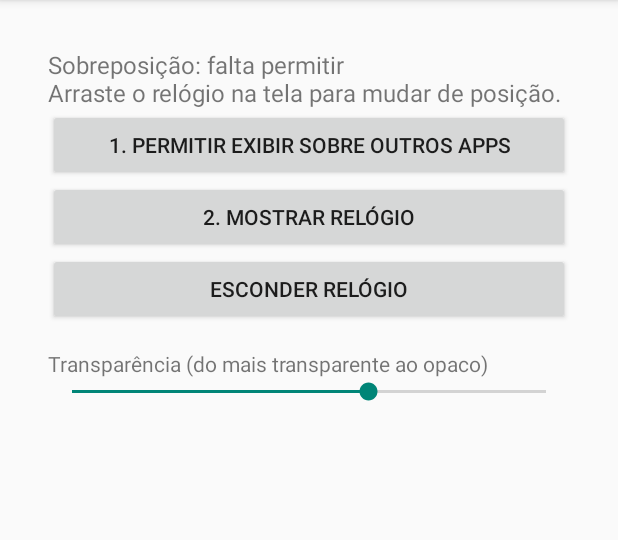
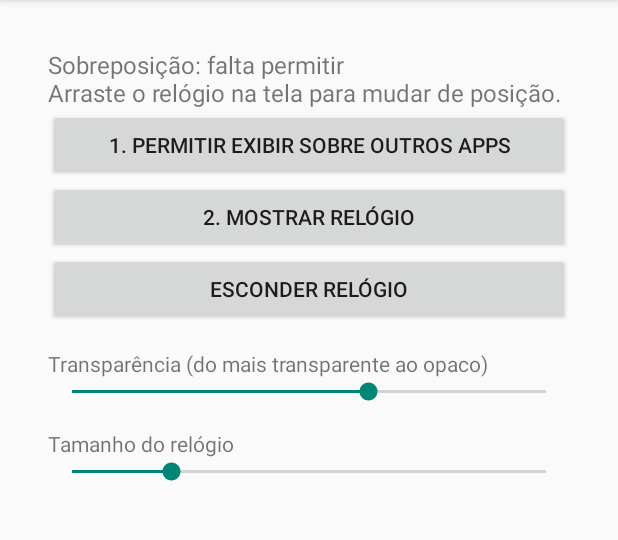
Before and after one commit to llWesll/Sky-Clock, an Android app: the screen it shows after launch (MainActivity), on a phone screen of 412 x 824 dp, the part 84-624 px from its top. Run offline under Robolectric (Android 15) with nearby library versions, the phone set to English and light mode, and no system bars.

Commit message:
Add files via upload

```diff
--- a/app/src/main/AndroidManifest.xml
+++ b/app/src/main/AndroidManifest.xml
@@ -8,7 +8,8 @@
 
     <application
         android:label="Sky Overlay"
-        android:icon="@android:drawable/sym_def_app_icon"
+        android:icon="@mipmap/ic_launcher"
+        android:roundIcon="@mipmap/ic_launcher_round"
         android:theme="@android:style/Theme.Material.Light.DarkActionBar">
 
         <activity
--- a/app/src/main/java/com/skyoverlay/app/Events.kt
+++ b/app/src/main/java/com/skyoverlay/app/Events.kt
@@ -19,7 +19,6 @@ object Events {
     val list = listOf(
         SkyEvent("Geyser", 5, 10),
         SkyEvent("Vovó", 35, 10),
-        SkyEvent("Tartaruga", 50, 10),
     )
 
     /** active = acontecendo agora; seconds = tempo restante (se ativo) ou ate comecar. */
--- a/app/src/main/java/com/skyoverlay/app/MainActivity.kt
+++ b/app/src/main/java/com/skyoverlay/app/MainActivity.kt
@@ -9,7 +9,9 @@ import android.os.Build
 import android.os.Bundle
 import android.provider.Settings
 import android.widget.Button
+import android.view.WindowInsets
 import android.widget.LinearLayout
+import android.widget.ScrollView
 import android.widget.SeekBar
 import android.widget.TextView
 import android.widget.Toast
@@ -63,7 +65,38 @@ class MainActivity : Activity() {
             })
         })
 
-        setContentView(box)
+        box.addView(TextView(this).apply { text = "\nTamanho do relógio" })
+        box.addView(SeekBar(this).apply {
+            max = 24  // 8sp..32sp
+            progress = (prefs.getFloat("size", 13f).toInt() - 8).coerceIn(0, 24)
+            setOnSeekBarChangeListener(object : SeekBar.OnSeekBarChangeListener {
+                override fun onProgressChanged(s: SeekBar?, p: Int, fromUser: Boolean) {
+                    prefs.edit().putFloat("size", (p + 8).toFloat()).apply()
+                }
+                override fun onStartTrackingTouch(s: SeekBar?) {}
+                override fun onStopTrackingTouch(s: SeekBar?) {}
+            })
+        })
+
+        val scroll = ScrollView(this).apply { addView(box) }
+        // Android 15+ desenha o app por baixo da barra de status: empurra o conteudo para baixo dela
+        scroll.setOnApplyWindowInsetsListener { v, insets ->
+            val top: Int
+            val bottom: Int
+            if (Build.VERSION.SDK_INT >= 30) {
+                val i = insets.getInsets(WindowInsets.Type.systemBars())
+                top = i.top
+                bottom = i.bottom
+            } else {
+                @Suppress("DEPRECATION")
+                top = insets.systemWindowInsetTop
+                @Suppress("DEPRECATION")
+                bottom = insets.systemWindowInsetBottom
+            }
+            v.setPadding(0, top, 0, bottom)
+            insets
+        }
+        setContentView(scroll)
 
         if (Build.VERSION.SDK_INT >= 33 &&
             checkSelfPermission(Manifest.permission.POST_NOTIFICATIONS) != PackageManager.PERMISSION_GRANTED
--- a/app/src/main/java/com/skyoverlay/app/OverlayService.kt
+++ b/app/src/main/java/com/skyoverlay/app/OverlayService.kt
@@ -147,11 +147,14 @@ class OverlayService : Service() {
 
     private fun update() {
         val b = box ?: return
-        b.alpha = getSharedPreferences("cfg", MODE_PRIVATE).getFloat("alpha", 0.7f)
+        val prefs = getSharedPreferences("cfg", MODE_PRIVATE)
+        b.alpha = prefs.getFloat("alpha", 0.7f)
+        val size = prefs.getFloat("size", 13f)
         val local = ZoneId.systemDefault()
         Events.list.forEachIndexed { i, e ->
             val st = Events.state(e)
             val t = rows[i]
+            t.textSize = size
             if (st.active) {
                 t.text = String.format("● %-9s AGORA  resta %s", e.name, clock(st.seconds))
                 t.setTextColor(Color.rgb(120, 255, 140))
--- /dev/null
+++ b/app/src/main/res/mipmap-anydpi-v26/ic_launcher.xml
@@ -0,0 +1,6 @@
+<?xml version="1.0" encoding="utf-8"?>
+<adaptive-icon xmlns:android="http://schemas.android.com/apk/res/android">
+    <background android:drawable="@color/ic_launcher_background" />
+    <foreground android:drawable="@mipmap/ic_launcher_foreground" />
+    <monochrome android:drawable="@mipmap/ic_launcher_monochrome" />
+</adaptive-icon>
--- /dev/null
+++ b/app/src/main/res/mipmap-anydpi-v26/ic_launcher_round.xml
@@ -0,0 +1,6 @@
+<?xml version="1.0" encoding="utf-8"?>
+<adaptive-icon xmlns:android="http://schemas.android.com/apk/res/android">
+    <background android:drawable="@color/ic_launcher_background" />
+    <foreground android:drawable="@mipmap/ic_launcher_foreground" />
+    <monochrome android:drawable="@mipmap/ic_launcher_monochrome" />
+</adaptive-icon>
--- /dev/null
+++ b/app/src/main/res/values/ic_launcher_background.xml
@@ -0,0 +1,4 @@
+<?xml version="1.0" encoding="utf-8"?>
+<resources>
+    <color name="ic_launcher_background">#0E1A24</color>
+</resources>
```
Also changed, not shown: app/src/main/res/mipmap-hdpi/ic_launcher_foreground.png (added), app/src/main/res/mipmap-hdpi/ic_launcher_monochrome.png (added), app/src/main/res/mipmap-mdpi/ic_launcher_foreground.png (added), app/src/main/res/mipmap-mdpi/ic_launcher_monochrome.png (added), app/src/main/res/mipmap-xhdpi/ic_launcher_foreground.png (added), app/src/main/res/mipmap-xhdpi/ic_launcher_monochrome.png (added), app/src/main/res/mipmap-xxhdpi/ic_launcher_foreground.png (added), app/src/main/res/mipmap-xxhdpi/ic_launcher_monochrome.png (added), app/src/main/res/mipmap-xxxhdpi/ic_launcher_foreground.png (added), app/src/main/res/mipmap-xxxhdpi/ic_launcher_monochrome.png (added).
